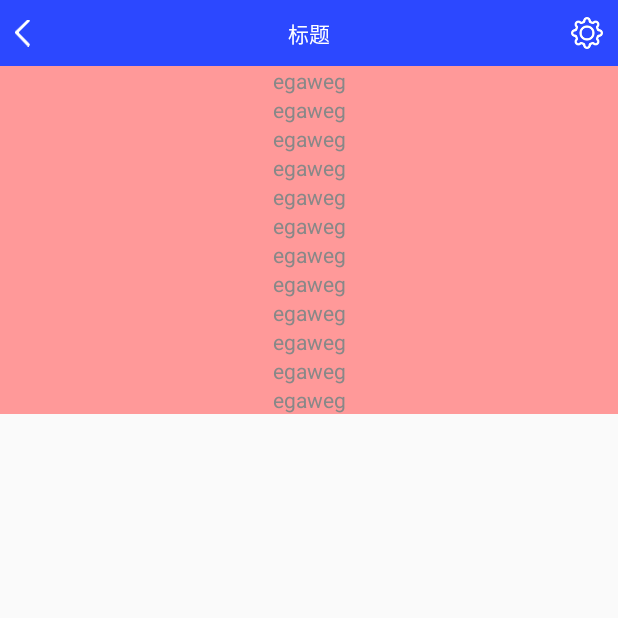
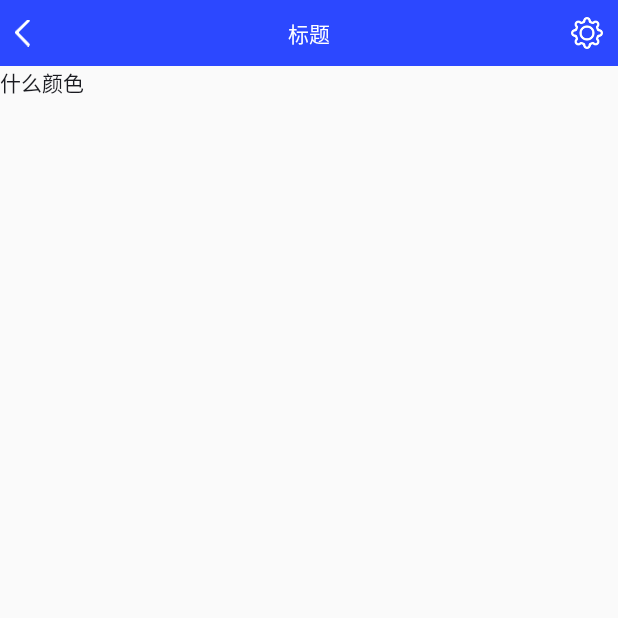
Before and after one commit to seahorseBra/CustemView, an Android app: the FileManagerActivity screen opened directly, with no data from a screen before it, on a phone screen of 412 x 824 dp, the top half of it. Run offline under Robolectric (Android 15) with nearby library versions, the phone set to English and light mode, and no system bars; 1 statement that could not run was skipped.

Commit message:
2016.10.24

```diff
--- a/app/src/main/AndroidManifest.xml
+++ b/app/src/main/AndroidManifest.xml
@@ -75,7 +75,8 @@
         <activity
             android:name=".FileManagerActivity"
             android:label="@string/title_activity_file_manager"
-            android:theme="@style/AppTheme.NoActionBar"></activity>
+            android:theme="@style/AppTheme.NoActionBar" />
+        <activity android:name=".CalendarAcitvity"></activity>
     </application>
 
 </manifest>
--- a/app/src/main/java/com/example/administrator/custemview/FileManagerActivity.java
+++ b/app/src/main/java/com/example/administrator/custemview/FileManagerActivity.java
@@ -1,28 +1,73 @@
 package com.example.administrator.custemview;
 
+import android.app.Notification;
+import android.app.NotificationManager;
+import android.content.Context;
+import android.content.res.TypedArray;
+import android.graphics.Color;
+import android.os.Build;
 import android.os.Bundle;
-import android.support.v7.widget.LinearLayoutManager;
-import android.support.v7.widget.RecyclerView;
-
-import java.util.ArrayList;
+import android.util.TypedValue;
+import android.widget.RemoteViews;
 
 import adapter.MyTestAdapter;
 
 
 public class FileManagerActivity extends BaseActivity {
 
-    private RecyclerView mFileList;
+//    private RecyclerView mFileList;
     private MyTestAdapter adapter;
+    private TypedArray typedArray;
 
     @Override
     protected void onCreate(Bundle savedInstanceState) {
         super.onCreate(savedInstanceState);
         setContentView(R.layout.activity_file_manager);
-        mFileList = (RecyclerView) findViewById(R.id.file_system_list);
-        inite();
+        NotificationManager systemService = (NotificationManager) getSystemService(Context.NOTIFICATION_SERVICE);
+
+        int color = Color.WHITE;
+        if (android.os.Build.VERSION.SDK_INT >= Build.VERSION_CODES.LOLLIPOP) {
+            TypedValue typedValue = new TypedValue();
+            getApplicationContext().getTheme().resolveAttribute(android.support.v7.appcompat.R.style.TextAppearance_StatusBar_EventContent_Title, typedValue, true);
+            int[] attribute = new int[] {android.support.v7.appcompat.R.attr.titleTextColor};
+            TypedArray array = getApplicationContext().obtainStyledAttributes(typedValue.resourceId, attribute);
+            array.recycle();
+        } else {
+            TypedValue typedValue = new TypedValue();
+            getApplicationContext().getTheme().resolveAttribute(android.support.v7.appcompat.R.style.TextAppearance_StatusBar_EventContent_Title, typedValue, true);
+            int[] attribute = new int[] {android.support.v7.appcompat.R.style.TextAppearance_StatusBar_EventContent_Title};
+            TypedArray array = getApplicationContext().obtainStyledAttributes(typedValue.resourceId, attribute);
+            array.recycle();
+        }
+
+
+        RemoteViews remoteViews = new RemoteViews(getPackageName(), R.layout.custem_notify);
+//        remoteViews.setTextColor(R.id.text, );
+        if (android.os.Build.VERSION.SDK_INT >= android.os.Build.VERSION_CODES.JELLY_BEAN) {
+            Notification builder = new Notification.Builder(this)
+                        .setContentTitle("测试")
+                        .setSmallIcon(R.mipmap.checkbox)
+                        .setAutoCancel(false)
+                        .setContent(remoteViews)
+                        .setContentText("agaweg")
+                        .build();
+            systemService.notify(5555, builder);
+        }
+//        mFileList = (RecyclerView) findViewById(R.id.file_system_list);
+//        inite();
+
+        if (android.os.Build.VERSION.SDK_INT >= android.os.Build.VERSION_CODES.JELLY_BEAN) {
+            Notification builder = new Notification.Builder(this)
+                    .setContentTitle("测试")
+                    .setSmallIcon(R.mipmap.checkbox)
+                    .setAutoCancel(false)
+                    .setContentText("agaweg")
+                    .build();
+            systemService.notify(222, builder);
+        }
     }
 
-    private void inite() {
+   /* private void inite() {
         LinearLayoutManager manager = new LinearLayoutManager(this, LinearLayoutManager.VERTICAL, false);
         ArrayList<String> list = new ArrayList<String>();
         list.add("egaweg");
@@ -40,6 +85,6 @@ public class FileManagerActivity extends BaseActivity {
         mFileList.setLayoutManager(manager);
         adapter = new MyTestAdapter(this, list);
         mFileList.setAdapter(adapter);
-    }
+    }*/
 
 }
--- a/app/src/main/java/com/example/administrator/custemview/MainActivity.java
+++ b/app/src/main/java/com/example/administrator/custemview/MainActivity.java
@@ -69,7 +69,8 @@ public class MainActivity extends BaseActivity{
                 R.id.main_activity_fragment,
                 R.id.main_activity_rx_java,
                 R.id.main_activity_okhttp,
-                R.id.main_activity_file_system
+                R.id.main_activity_file_system,
+                R.id.main_activity_calendar
         );
         mClock = (ClockView) findViewById(R.id.clock);
         m = (ImageView) findViewById(R.id.svg_image);
@@ -318,6 +319,9 @@ public class MainActivity extends BaseActivity{
             case R.id.main_activity_file_system:
                 goActivity(FileManagerActivity.class);
                 break;
+            case R.id.main_activity_calendar:
+                goActivity(CalendarAcitvity.class);
+                break;
         }
     }
 
--- a/app/src/main/res/layout/activity_file_manager.xml
+++ b/app/src/main/res/layout/activity_file_manager.xml
@@ -6,9 +6,15 @@
     android:layout_height="match_parent"
     android:fitsSystemWindows="true"
     tools:context="com.example.administrator.custemview.FileManagerActivity">
+    <TextView
+        android:text="什么颜色"
+        android:textAppearance="@style/Notification"
+        android:layout_width="match_parent"
+        android:layout_height="wrap_content"
+        tools:targetApi="lollipop" />
 
-    <android.support.v7.widget.RecyclerView
+  <!--  <android.support.v7.widget.RecyclerView
         android:id="@+id/file_system_list"
         android:layout_width="match_parent"
-        android:layout_height="wrap_content"/>
+        android:layout_height="wrap_content"/>-->
 </RelativeLayout>
--- a/app/src/main/res/values-v21/styles.xml
+++ b/app/src/main/res/values-v21/styles.xml
@@ -6,4 +6,6 @@
         <item name="android:windowDrawsSystemBarBackgrounds">true</item>
         <item name="android:statusBarColor">@android:color/transparent</item>
     </style>
+
+    <style name="Notification" parent="@android:style/TextAppearance.Material.Notification.Title"/>
 </resources>
--- a/app/src/main/res/values/dimens.xml
+++ b/app/src/main/res/values/dimens.xml
@@ -3,4 +3,5 @@
     <dimen name="activity_horizontal_margin">16dp</dimen>
     <dimen name="activity_vertical_margin">16dp</dimen>
     <dimen name="fab_margin">16dp</dimen>
+
 </resources>
--- a/app/src/main/res/values/styles.xml
+++ b/app/src/main/res/values/styles.xml
@@ -36,4 +36,6 @@
     <style name="AppTheme.AppBarOverlay" parent="ThemeOverlay.AppCompat.Dark.ActionBar" />
 
     <style name="AppTheme.PopupOverlay" parent="ThemeOverlay.AppCompat.Light" />
+
+    <style name="Notification" parent="TextAppearance.StatusBar.EventContent.Title"/>
 </resources>
```
Also changed, not shown: app/src/main/java/calendar/CalendarView.java (added, +51 -0 lines), app/src/main/java/com/example/administrator/custemview/CalendarAcitvity.java (added, +13 -0 lines), app/src/main/res/layout/activity_caleander_acitvity.xml (added, +13 -0 lines), app/src/main/res/layout/activity_main.xml (+8 -0 lines), app/src/main/res/layout/custem_notify.xml (added, +14 -0 lines).
